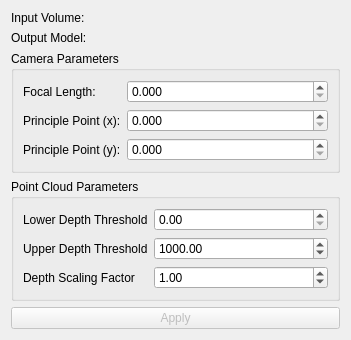
Qt form DepthImageToPointCloud/DepthImageToPointCloud/Resources/UI/DepthImageToPointCloud.ui (PerkLab/DepthImageToPointCloud) before a commit.
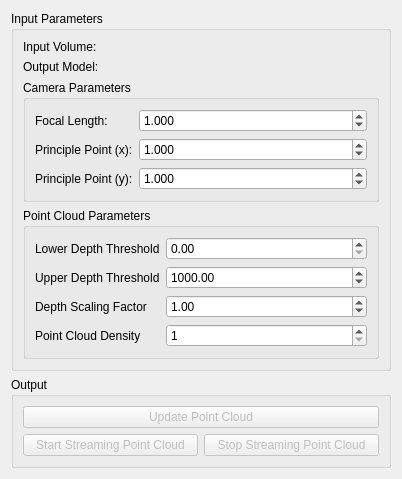
The same form after that commit. Custom widgets are drawn as their Qt base class.

Commit message: Added streaming capabilities, updated readme to include info on camera intrinsics

```diff
--- a/DepthImageToPointCloud/DepthImageToPointCloud/Resources/UI/DepthImageToPointCloud.ui
+++ b/DepthImageToPointCloud/DepthImageToPointCloud/Resources/UI/DepthImageToPointCloud.ui
@@ -6,11 +6,56 @@
    <rect>
     <x>0</x>
     <y>0</y>
-    <width>351</width>
-    <height>326</height>
+    <width>402</width>
+    <height>479</height>
    </rect>
   </property>
   <layout class="QGridLayout" name="gridLayout">
+   <item row="1" column="0" colspan="2">
+    <widget class="ctkCollapsibleGroupBox" name="CollapsibleGroupBox_2">
+     <property name="title">
+      <string>Output</string>
+     </property>
+     <layout class="QGridLayout" name="gridLayout_2">
+      <item row="1" column="0">
+       <widget class="QPushButton" name="startStreamingButton">
+        <property name="enabled">
+         <bool>false</bool>
+        </property>
+        <property name="text">
+         <string>Start Streaming Point Cloud</string>
+        </property>
+       </widget>
+      </item>
+      <item row="1" column="1">
+       <widget class="QPushButton" name="stopStreamingButton">
+        <property name="enabled">
+         <bool>false</bool>
+        </property>
+        <property name="text">
+         <string>Stop Streaming Point Cloud</string>
+        </property>
+       </widget>
+      </item>
+      <item row="0" column="0" colspan="2">
+       <widget class="QPushButton" name="updateButton">
+        <property name="enabled">
+         <bool>false</bool>
+        </property>
+        <property name="text">
+         <string>Update Point Cloud</string>
+        </property>
+       </widget>
+      </item>
+     </layout>
+    </widget>
+   </item>
+   <item row="0" column="0" colspan="2">
+    <widget class="ctkCollapsibleGroupBox" name="CollapsibleGroupBox">
+     <property name="title">
+      <string>Input Parameters</string>
+     </property>
+     <layout class="QFormLayout" name="formLayout_3">
    <item row="0" column="0">
     <widget class="QLabel" name="label">
      <property name="text">
@@ -18,6 +63,34 @@
      </property>
     </widget>
    </item>
+      <item row="0" column="1">
+       <widget class="qMRMLNodeComboBox" name="inputSelector">
+        <property name="toolTip">
+         <string>Pick the input to the algorithm.</string>
+        </property>
+        <property name="nodeTypes">
+         <stringlist>
+          <string>vtkMRMLScalarVolumeNode</string>
+         </stringlist>
+        </property>
+        <property name="showChildNodeTypes">
+         <bool>false</bool>
+        </property>
+        <property name="addEnabled">
+         <bool>false</bool>
+        </property>
+        <property name="removeEnabled">
+         <bool>false</bool>
+        </property>
+       </widget>
+      </item>
+      <item row="1" column="0">
+       <widget class="QLabel" name="label_2">
+        <property name="text">
+         <string>Output Model:</string>
+        </property>
+       </widget>
+      </item>
    <item row="1" column="1">
     <widget class="qMRMLNodeComboBox" name="outputSelector">
      <property name="toolTip">
@@ -42,48 +115,7 @@
      </property>
     </widget>
    </item>
-   <item row="1" column="0">
-    <widget class="QLabel" name="label_2">
-     <property name="text">
-      <string>Output Model:</string>
-     </property>
-    </widget>
-   </item>
-   <item row="4" column="0" colspan="2">
-    <widget class="QPushButton" name="applyButton">
-     <property name="enabled">
-      <bool>false</bool>
-     </property>
-     <property name="toolTip">
-      <string>Run the algorithm.</string>
-     </property>
-     <property name="text">
-      <string>Apply</string>
-     </property>
-    </widget>
-   </item>
-   <item row="0" column="1">
-    <widget class="qMRMLNodeComboBox" name="inputSelector">
-     <property name="toolTip">
-      <string>Pick the input to the algorithm.</string>
-     </property>
-     <property name="nodeTypes">
-      <stringlist>
-       <string>vtkMRMLScalarVolumeNode</string>
-      </stringlist>
-     </property>
-     <property name="showChildNodeTypes">
-      <bool>false</bool>
-     </property>
-     <property name="addEnabled">
-      <bool>false</bool>
-     </property>
-     <property name="removeEnabled">
-      <bool>false</bool>
-     </property>
-    </widget>
-   </item>
-   <item row="2" column="0" colspan="2">
+      <item row="3" column="0" colspan="2">
     <widget class="QGroupBox" name="groupBox">
      <property name="title">
       <string>Camera Parameters</string>
@@ -104,6 +136,9 @@
         <property name="maximum">
          <double>10000.000000000000000</double>
         </property>
+           <property name="value">
+            <double>1.000000000000000</double>
+           </property>
        </widget>
       </item>
       <item row="1" column="0">
@@ -121,6 +156,9 @@
         <property name="maximum">
          <double>10000.000000000000000</double>
         </property>
+           <property name="value">
+            <double>1.000000000000000</double>
+           </property>
        </widget>
       </item>
       <item row="2" column="0">
@@ -138,12 +176,15 @@
         <property name="maximum">
          <double>10000.000000000000000</double>
         </property>
+           <property name="value">
+            <double>1.000000000000000</double>
+           </property>
        </widget>
       </item>
      </layout>
     </widget>
    </item>
-   <item row="3" column="0" colspan="2">
+      <item row="4" column="0" colspan="2">
     <widget class="QGroupBox" name="groupBox_2">
      <property name="title">
       <string>Point Cloud Parameters</string>
@@ -193,12 +234,41 @@
         </property>
        </widget>
       </item>
+         <item row="3" column="0">
+          <widget class="QLabel" name="label_9">
+           <property name="text">
+            <string>Point Cloud Density</string>
+           </property>
+          </widget>
+         </item>
+         <item row="3" column="1">
+          <widget class="QSpinBox" name="ptCloudDensity">
+           <property name="minimum">
+            <number>1</number>
+           </property>
+           <property name="maximum">
+            <number>100</number>
+           </property>
+           <property name="value">
+            <number>1</number>
+           </property>
+          </widget>
+         </item>
+        </layout>
+       </widget>
+      </item>
      </layout>
     </widget>
    </item>
   </layout>
  </widget>
  <customwidgets>
+  <customwidget>
+   <class>ctkCollapsibleGroupBox</class>
+   <extends>QGroupBox</extends>
+   <header>ctkCollapsibleGroupBox.h</header>
+   <container>1</container>
+  </customwidget>
   <customwidget>
    <class>qMRMLNodeComboBox</class>
    <extends>QWidget</extends>
```
Lines whose indentation alone changed are shown as unchanged. The commit also changes 4 other files.
